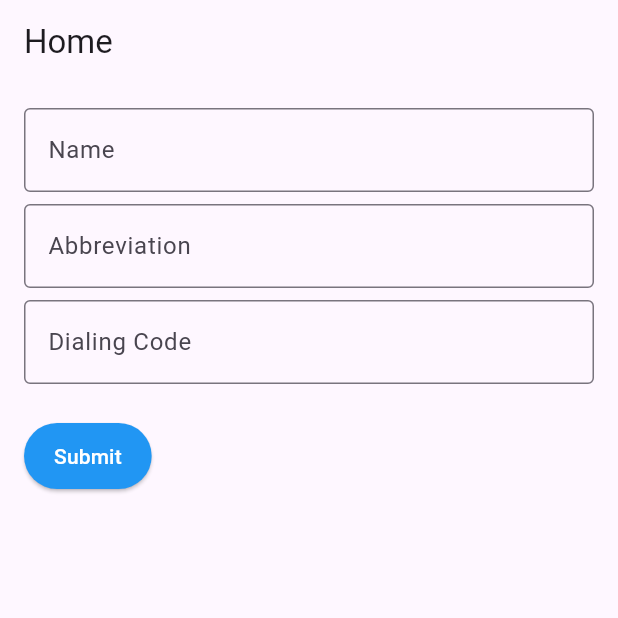
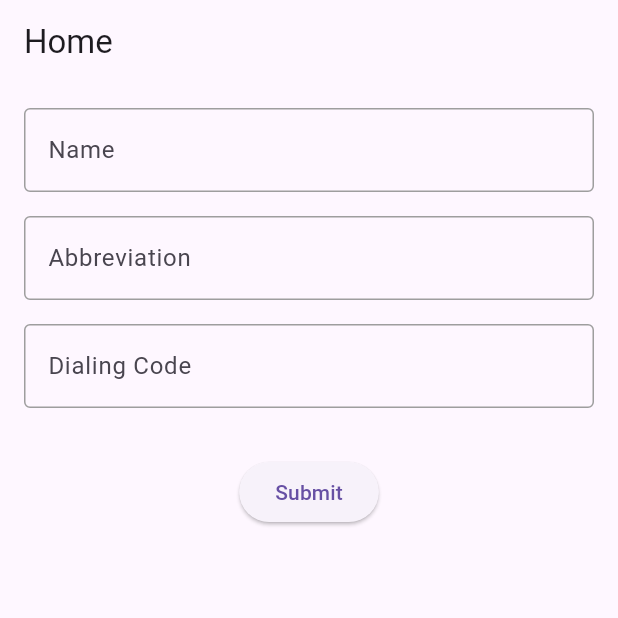
Before and after one commit to edison6009/pr2, a Flutter app: the screen it shows after launch, on a phone screen of 412 x 824 dp, the top half of it. Run offline on Flutter 3.47's test engine with Material 3 defaults, Android fonts, the phone set to English and light mode, and no system bars.

```diff
--- /dev/null
+++ b/lib/Api/Response/ErrorResponse.dart
@@ -0,0 +1,63 @@
+//Flutter native support
+import 'package:pr2/Api/Response/ServiceResponse.dart';
+
+class SimpleErrorResponse {
+  final Map<String, dynamic> body;
+  final int statusCode;
+
+  SimpleErrorResponse({
+    required this.body,
+    required this.statusCode,
+  });
+
+  factory SimpleErrorResponse.fromServiceResponse(ServiceResponse ServiceResponse) {
+    return SimpleErrorResponse(
+      body: ServiceResponse.body,
+      statusCode: ServiceResponse.statusCode,
+    );
+  }
+
+  String get message {
+    return body['validation'] as String;
+  }
+
+  @override
+  String toString() {
+    return 'Status Code: $statusCode, Message: $message';
+  }
+}
+
+/////////////////////////////////////////////////////////////////////////////////////////////////////////////////////////
+
+class ValidationResponse {
+  final List<String> fieldNames;
+  final List<String> messages;
+
+  ValidationResponse({
+    required this.fieldNames,
+    required this.messages,
+  });
+
+  factory ValidationResponse.fromServiceResponse(ServiceResponse serviceResponse) {
+    final validationData = serviceResponse.body['validation'];
+
+    List<String> names = [];
+    List<String> msgs = [];
+
+    if (validationData is Map<String, dynamic>) {
+      validationData.forEach((fieldName, errors) {
+        names.add(fieldName);
+        msgs.addAll(List<String>.from(errors));
+      });
+    }
+
+    return ValidationResponse(
+      fieldNames: names,
+      messages: msgs,
+    );
+  }
+
+  List<List<String>> validation() {
+    return [fieldNames, messages];
+  }
+}
--- a/lib/Api/Response/InternalServerError.dart
+++ b/lib/Api/Response/InternalServerError.dart
@@ -1,4 +1,4 @@
-//Api support
+//Flutter native support
 import 'dart:convert';
 //Api support
 import 'package:pr2/Api/Response/ServiceResponse.dart';
--- a/lib/Api/Response/SuccessResponse.dart
+++ b/lib/Api/Response/SuccessResponse.dart
@@ -13,7 +13,6 @@ class SuccessResponse {
   });
 
   factory SuccessResponse.fromServiceResponse(ServiceResponse ServiceResponse) {
-    // Obtén el cuerpo de la respuesta y asegúrate de que no sea nulo
     return SuccessResponse(
       body: ServiceResponse.body,
       statusCode: ServiceResponse.statusCode,
@@ -21,13 +20,11 @@ class SuccessResponse {
   }
 
   String get message {
-    // Verifica si 'message' está presente en el cuerpo de la respuesta
     return body['message'] as String;
   }
 
   @override
   String toString() {
-    // Asegúrate de que statusCode y message estén presentes
     return 'Status Code: $statusCode, Message: $message';
   }
 }
--- a/lib/App/View/Home.dart
+++ b/lib/App/View/Home.dart
@@ -1,22 +1,86 @@
-//Flutter native support
 import 'package:flutter/material.dart';
-import 'Countries.dart'; // Importa la nueva vista
-//Api support
 import 'package:pr2/Api/Command/CountryCommand.dart';
 import 'package:pr2/Api/Service/CountryService.dart';
 import 'package:pr2/Api/Response/ServiceResponse.dart';
 import 'package:pr2/Api/Response/SuccessResponse.dart';
 import 'package:pr2/Api/Response/InternalServerError.dart';
-//App suporrt
+import 'package:pr2/Api/Response/ErrorResponse.dart';
 import 'package:pr2/App/Widget/PopupWindow.dart';
-import 'package:pr2/App/Widget/CustomForm.dart';
+import 'package:pr2/App/Widget/CustomInput.dart';
 
-/// Clase para la vista principal llamada Home que contiene el formulario personalizado.
-class Home extends StatelessWidget {
-  final TextEditingController nameController = TextEditingController();
-  final TextEditingController abbreviationController = TextEditingController();
-  final TextEditingController dialingCodeController = TextEditingController();
-    final TextEditingController asdasdadsads = TextEditingController();
+class Home extends StatefulWidget {
+  @override
+  _HomeState createState() => _HomeState();
+}
+
+class _HomeState extends State<Home> {
+  final TextEditingController _name = TextEditingController();
+  final TextEditingController _abbreviation = TextEditingController();
+  final TextEditingController _dialingCode = TextEditingController();
+
+  Color _nameBorderColor = Colors.grey;
+  // Color _abbreviationBorderColor = Colors.grey;
+
+  Future<void> _handleSubmit() async {
+    try {
+      var response = await CountryCommandCreate(CountryCreate())
+          .execute(_name.text, _abbreviation.text, _dialingCode.text);
+
+    if (response is ValidationResponse) {
+          var names = response.validation()[0];
+
+        if (names.contains('name')) {
+          WidgetsBinding.instance.addPostFrameCallback((_) {
+            setState(() {
+              _nameBorderColor = Colors.red;
+            });
+            Future.delayed(Duration(seconds: 2), () {
+              setState(() {
+                _nameBorderColor = Colors.grey;
+              });
+            });
+          });
+        }
+
+        // if (names.contains('abbreviation')) {
+        //   WidgetsBinding.instance.addPostFrameCallback((_) {
+        //     setState(() {
+        //       _abbreviationBorderColor = Colors.red;
+        //     });
+        //     Future.delayed(Duration(seconds: 2), () {
+        //       setState(() {
+        //         _abbreviationBorderColor = Colors.grey;
+        //       });
+        //     });
+        //   });
+        // }
+      } else {
+        showDialog(
+          context: context,
+          builder: (context) => PopupWindow(
+            title: response is SuccessResponse ? 'Success' : 'Error',
+            message
+            : response is SuccessResponse ? response.message
+            : response is SimpleErrorResponse ? response.message
+            : response.title,
+          ),
+        );
+      }
+    } catch (e) {
+      showDialog(
+        context: context,
+        builder: (context) => PopupWindow(
+          title: 'Error',
+          message: e.toString(),
+        ),
+      );
+    } finally {
+      _name.clear();
+      _abbreviation.clear();
+      _dialingCode.clear();
+    }
+  }
+
 
   @override
   Widget build(BuildContext context) {
@@ -24,65 +88,30 @@ class Home extends StatelessWidget {
       appBar: AppBar(title: Text('Home')),
       body: Padding(
         padding: const EdgeInsets.all(16.0),
-        child: CustomForm(
-          controllers: [
-            nameController,
-            abbreviationController,
-            dialingCodeController,
+        child: Column(
+          children: [
+            CustomInput(
+              hintText: 'Name',
+              controller: _name,
+              borderColor: _nameBorderColor,
+            ),
+            SizedBox(height: 16.0),
+            CustomInput(
+              hintText: 'Abbreviation',
+              controller: _abbreviation,
+              // borderColor: _abbreviationBorderColor,
+            ),
+            SizedBox(height: 16.0),
+            CustomInput(
+              hintText: 'Dialing Code',
+              controller: _dialingCode,
+            ),
+            SizedBox(height: 32.0),
+            ElevatedButton(
+              onPressed: _handleSubmit,
+              child: Text('Submit'),
+            ),
           ],
-          fieldLabels: [
-            'Name',
-            'Abbreviation',
-            'Dialing Code',
-          ],
-          buttonLabel: 'Submit',
-          onButtonPressed: () async {
-            // Crear una instancia de CountryCreate
-            var countryCreateService = CountryCreate();
-
-            // Crear una instancia de CountryCommandCreate
-            var commandCreate = CountryCommandCreate(countryCreateService);
-
-            // Obtener valores de los campos de texto
-            String name = nameController.text;
-            String abbreviation = abbreviationController.text;
-            String dialingCode = dialingCodeController.text;
-
-            // Llamar a execute con los valores de los campos
-            var response =
-                await commandCreate.execute(name, abbreviation, dialingCode);
-
-            // Mostrar el PopupWindow con el resultado
-            showDialog(
-              context: context,
-              builder: (BuildContext context) {
-                if (response is SuccessResponse) {
-                  // Manejar la respuesta exitosa
-                  return PopupWindow(
-                    title: 'Success',
-                    message: response.message, // Mensaje del cuerpo
-                  );
-                } else if (response is InternalServerError) {
-                  // Manejar el error
-                  return PopupWindow(
-                    title: 'Error',
-                    message: response.title, // Mostrar el error
-                  );
-                } else {
-                  // Manejo de casos imprevistos
-                  return PopupWindow(
-                    title: 'Error',
-                    message: 'Se produjo un error inesperado.',
-                  );
-                }
-              },
-            );
-
-            // Limpiar los campos de texto después de enviar
-            nameController.clear();
-            abbreviationController.clear();
-            dialingCodeController.clear();
-          },
         ),
       ),
     );
--- a/lib/App/Widget/CustomForm.dart
+++ /dev/null
@@ -1,44 +0,0 @@
-//Flutter native support
-import 'package:flutter/material.dart';
-//App suporrt
-import 'CustomLabel.dart'; // Asegúrate de tener este archivo
-import 'CustomButton.dart';
-
-class CustomForm extends StatelessWidget {
-  final List<TextEditingController> controllers;
-  final List<String> fieldLabels;
-  final String buttonLabel;
-  final VoidCallback onButtonPressed;
-
-  CustomForm({
-    required this.controllers,
-    required this.fieldLabels,
-    required this.buttonLabel,
-    required this.onButtonPressed,
-  });
-
-  @override
-  Widget build(BuildContext context) {
-    return Column(
-      crossAxisAlignment: CrossAxisAlignment.start,
-      children: [
-        for (int i = 0; i < fieldLabels.length; i++)
-          Padding(
-            padding: const EdgeInsets.only(bottom: 8.0),
-            child: TextField(
-              controller: controllers[i],
-              decoration: InputDecoration(
-                hintText: fieldLabels[i], // Label dentro del campo
-                border: OutlineInputBorder(),
-              ),
-            ),
-          ),
-        SizedBox(height: 16),
-        CustomButton(
-          label: buttonLabel,
-          onPressed: onButtonPressed,
-        ),
-      ],
-    );
-  }
-}
--- /dev/null
+++ b/lib/App/Widget/CustomInput.dart
@@ -0,0 +1,29 @@
+import 'package:flutter/material.dart';
+
+class CustomInput extends StatelessWidget {
+  final String hintText;
+  final TextEditingController controller;
+  final Color borderColor;
+
+  CustomInput({
+    required this.hintText,
+    required this.controller,
+    this.borderColor = Colors.grey, // Valor por defecto
+  });
+
+  @override
+  Widget build(BuildContext context) {
+    return TextField(
+      controller: controller,
+      decoration: InputDecoration(
+        hintText: hintText,
+        enabledBorder: OutlineInputBorder(
+          borderSide: BorderSide(color: borderColor),
+        ),
+        focusedBorder: OutlineInputBorder(
+          borderSide: BorderSide(color: borderColor),
+        ),
+      ),
+    );
+  }
+}
```
Also changed, not shown: lib/Api/Command/CountryCommand.dart (+8 -6 lines), lib/App/View/Countries.dart (deleted, +0 -15 lines), lib/App/Widget/CustomLabel.dart (deleted, +0 -20 lines).
